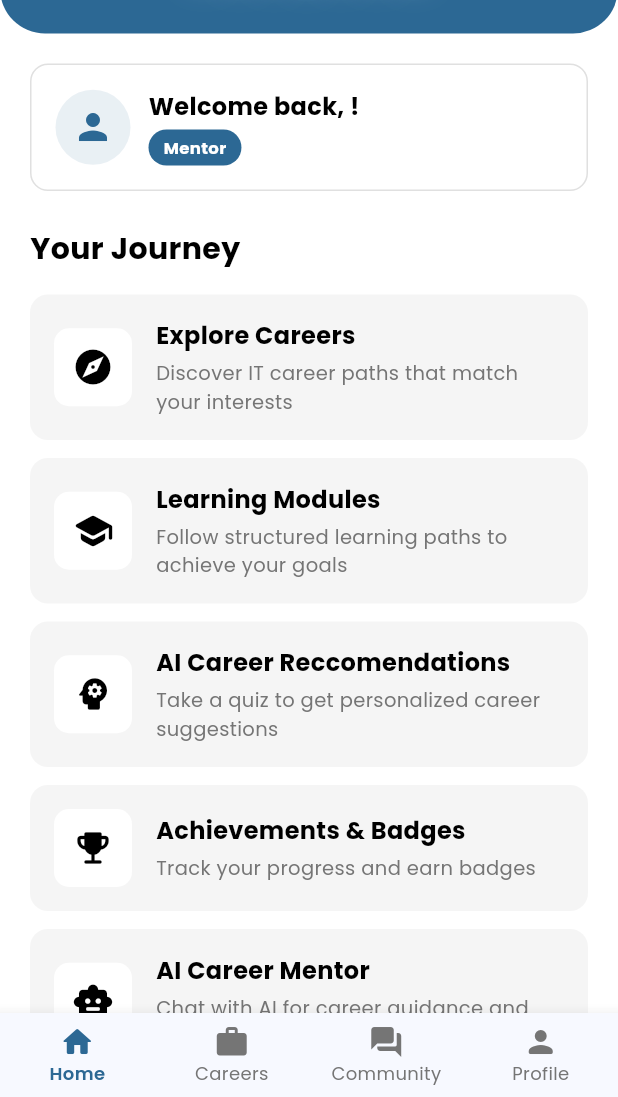
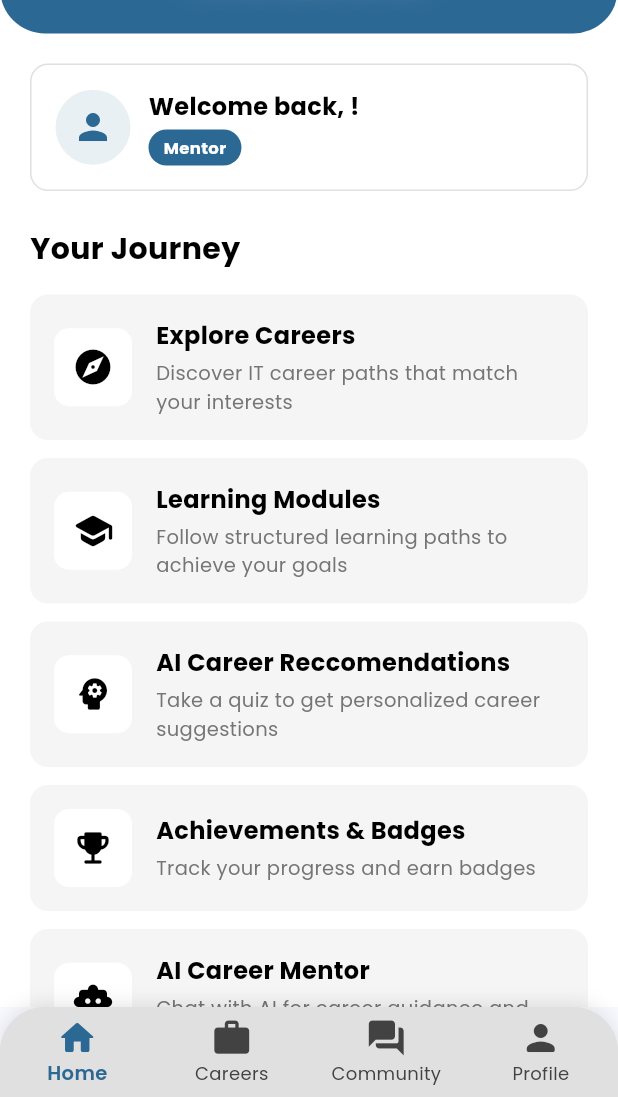
Before and after one commit to Shiroe28/Hakbang-Frontend, a Flutter app: the MainScreen screen opened directly with empty values, on a phone screen of 412 x 824 dp, the part 139-1236 px from its top. Run offline on Flutter 3.47's test engine with Material 3 defaults, Android fonts, the phone set to English and light mode, and no system bars; our stand-ins replace flutter_secure_storage, google_fonts, image_picker; accounts and stored records are empty; network calls fail.

Commit message:
navigationbar

```diff
--- a/lib/screens/main_screen.dart
+++ b/lib/screens/main_screen.dart
@@ -88,7 +88,27 @@ class _MainScreenState extends State<MainScreen> {
         index: _currentIndex,
         children: _screens,
       ),
-      bottomNavigationBar: BottomNavigationBar(
+      bottomNavigationBar: Container(
+        decoration: BoxDecoration(
+          color: Colors.grey[300],
+          borderRadius: const BorderRadius.only(
+            topLeft: Radius.circular(30),
+            topRight: Radius.circular(30),
+          ),
+          boxShadow: [
+            BoxShadow(
+              color: Colors.black.withOpacity(0.1),
+              blurRadius: 10,
+              offset: const Offset(0, -2),
+            ),
+          ],
+        ),
+        child: ClipRRect(
+          borderRadius: const BorderRadius.only(
+            topLeft: Radius.circular(30),
+            topRight: Radius.circular(30),
+          ),
+          child: BottomNavigationBar(
             currentIndex: _currentIndex,
             onTap: (index) {
               setState(() {
@@ -96,15 +116,18 @@ class _MainScreenState extends State<MainScreen> {
               });
             },
             type: BottomNavigationBarType.fixed,
-        selectedItemColor: Theme.of(context).primaryColor,
-        unselectedItemColor: Colors.grey[600],
+            backgroundColor: Colors.grey[300],
+            selectedItemColor: const Color(0xFF2c6894),
+            unselectedItemColor: Colors.grey[800],
             selectedLabelStyle: GoogleFonts.poppins(
               fontWeight: FontWeight.w600,
-          fontSize: 12,
+              fontSize: 13,
             ),
             unselectedLabelStyle: GoogleFonts.poppins(
               fontSize: 12,
             ),
+            elevation: 0,
+            iconSize: 28,
             items: const [
               BottomNavigationBarItem(
                 icon: Icon(Icons.home_rounded),
@@ -123,6 +146,8 @@ class _MainScreenState extends State<MainScreen> {
                 label: 'Profile',
               ),
             ],
+          ),
+        ),
       ),
     );
   }
```
Lines whose indentation alone changed are shown as unchanged.
